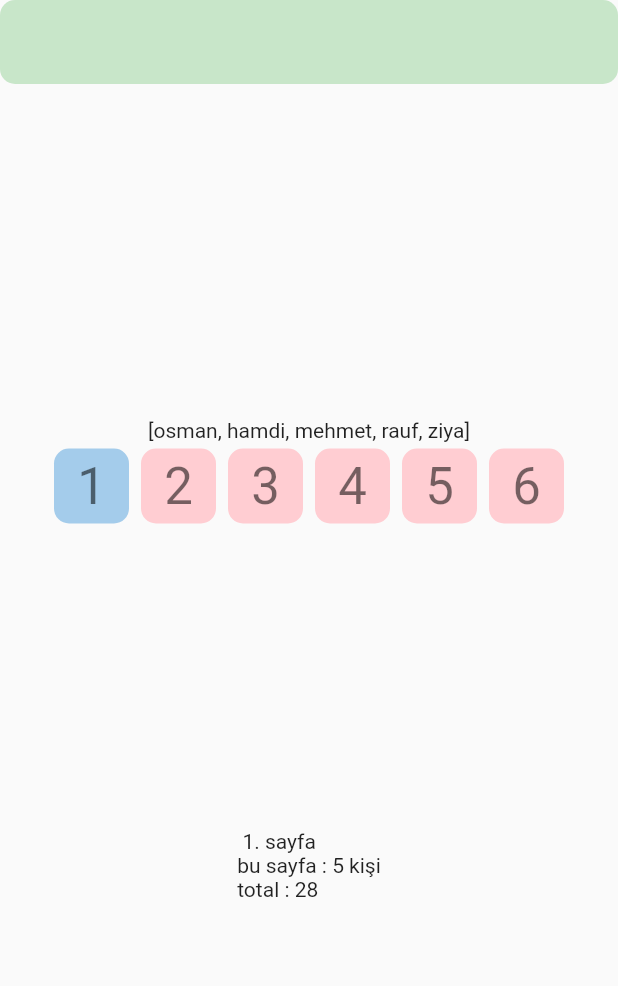
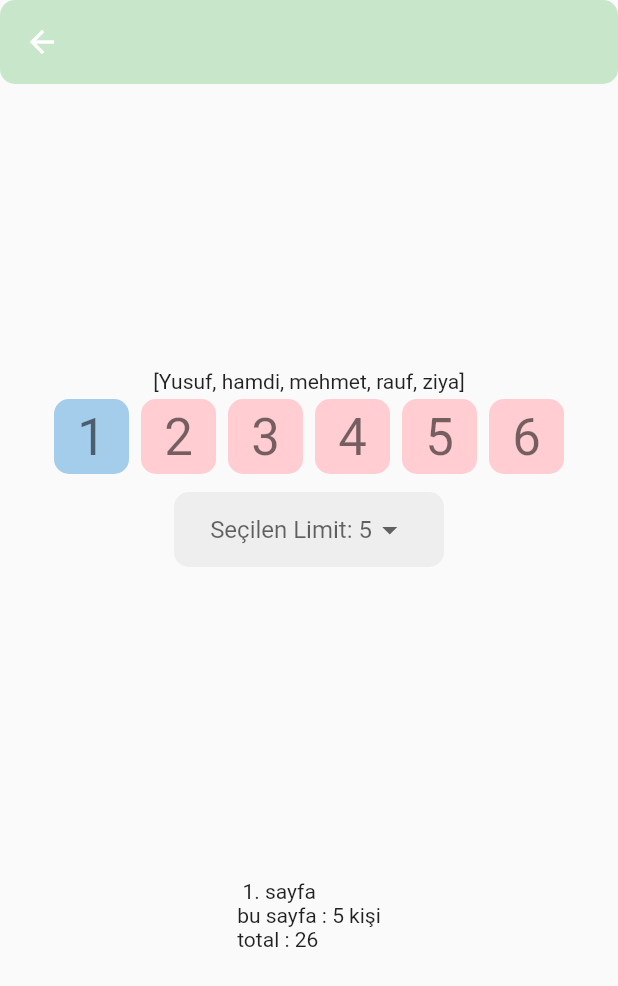
Before and after one commit to Demirzekk/flutter_list_methods, a Flutter app: the UserListPage screen opened directly, on a phone screen of 412 x 824 dp. Shown: the top 986 px of the screen. Run offline on Flutter 3.47's test engine with Material 2 defaults, Android fonts, the phone set to English and light mode, and no system bars.

Commit message:
list methodları

```diff
--- a/lib/shop_user/user_items.dart
+++ b/lib/shop_user/user_items.dart
@@ -1,19 +1,14 @@
 class UserNameList {
-  List<String> allocate({int begin = 0, int finish = 5}) {
+  List<String> allocate({int begin = 0, int limit = 5}) {
     List<String> userAllocate = [];
-    if (begin == 0 && finish == 0) {
-      begin = 0;
-      finish = 5;
-    }
-    if (finish > userLists.length) {
-      finish = userLists.length;
-    }
-    userAllocate = userLists.sublist(begin, finish);
+
+    userAllocate = userLists.sublist(begin,
+        begin + limit > userLists.length ? userLists.length : begin + limit);
     return userAllocate;
   }
 
   List<String> userLists = [
-    "osman",
+    "Yusuf",
     "hamdi",
     "mehmet",
     "rauf",
@@ -39,7 +34,5 @@
     "ayşegül",
     "berna",
     "tuğçe",
-    "nazif",
-    "rümeysa",
   ];
 }
--- a/lib/shop_user/user_name_list.dart
+++ b/lib/shop_user/user_name_list.dart
@@ -11,26 +11,29 @@
 class _UserListPageState extends State<UserListPage> {
   UserNameList names = UserNameList();
   final int countText = 2;
-  List<String> nameSplit = [];
+  List<String> splittedNamesList = [];
   int selectedIndex = 0;
   int beginListLenght = 0;
+  List<int> limitNumbers = [];
+  int limit = 5;
 
   @override
   void initState() {
+    super.initState();
+    limitNumbers = [2, 4, 5, 6, 7, 8, 9, 10, names.userLists.length];
     initFunction();
     calculateListLenght(list: names.userLists);
-    super.initState();
   }
 
   initFunction() {
-    nameSplit = names.allocate(begin: 0);
+    splittedNamesList = names.allocate(begin: 0, limit: limit);
     setState(() {});
 
-    return nameSplit;
+    return splittedNamesList;
   }
 
   int calculateListLenght({List list = const []}) {
-    beginListLenght = (list.length / 5).ceilToDouble().toInt();
+    beginListLenght = (list.length / limit).ceilToDouble().toInt();
     setState(() {});
     return beginListLenght;
   }
@@ -47,20 +50,19 @@
         child: Column(
           mainAxisAlignment: MainAxisAlignment.center,
           children: [
-            Text(nameSplit.toString()),
+            Text(splittedNamesList.toString()),
             Wrap(
               children: [
                 ...List.generate(beginListLenght, (index) {
-                  int growingIndex = index + 1;
                   return UserCustomContainer(
                     ontap: () {
                       selectedIndex = index;
                       if (selectedIndex == 0) {
                         initFunction();
                       } else {
-                        nameSplit = names.allocate(
-                            begin: nameSplit.length * index,
-                            finish: (nameSplit.length) * growingIndex);
+                        splittedNamesList = names.allocate(
+                            begin: splittedNamesList.length * index,
+                            limit: limit);
                       }
                       setState(() {});
                     },
@@ -72,11 +74,34 @@
                 })
               ],
             ),
+            Container(
+              width: 180,
+              height: 50,
+              alignment: Alignment.center,
+              padding: const EdgeInsets.all(4),
+              margin: const EdgeInsets.symmetric(vertical: 8),
+              decoration: BoxDecoration(
+                  color: Colors.grey.shade200,
+                  borderRadius: BorderRadius.circular(10)),
+              child: DropdownButtonHideUnderline(
+                child: DropdownButton<int>(
+                    hint: Text("Seçilen Limit: $limit"),
+                    items: limitNumbers
+                        .map((e) => DropdownMenuItem(
+                            value: e, child: Text(e.toString())))
+                        .toList(),
+                    onChanged: (val) {
+                      limit = val ?? 5;
+                      calculateListLenght(list: names.userLists);
+                      setState(() {});
+                    }),
+              ),
+            ),
             const SizedBox(
               height: 200,
             ),
             Text(
-                "  ${selectedIndex + 1}. sayfa  \n bu sayfa : ${nameSplit.length} kişi \n total : ${names.userLists.length} ")
+                "  ${selectedIndex + 1}. sayfa  \n bu sayfa : ${splittedNamesList.length} kişi \n total : ${names.userLists.length} ")
           ],
         ),
       ),
--- a/lib/sublist_example.dart/sublist_page.dart
+++ b/lib/sublist_example.dart/sublist_page.dart
@@ -51,7 +51,7 @@
           Wrap(
             children: [
               ...List.generate(sublistButtonsLength, (index) {
-                int index2 = index + 1;
+
                 return CustomContainer(
                   ontap: () {
                     selectedIndex = index;
```
Also changed, not shown: lib/list_methods2.dart (+45 -7 lines), lib/main.dart (+20 -10 lines), lib/sublist_example.dart/sublist_item.dart (+0 -7 lines).
